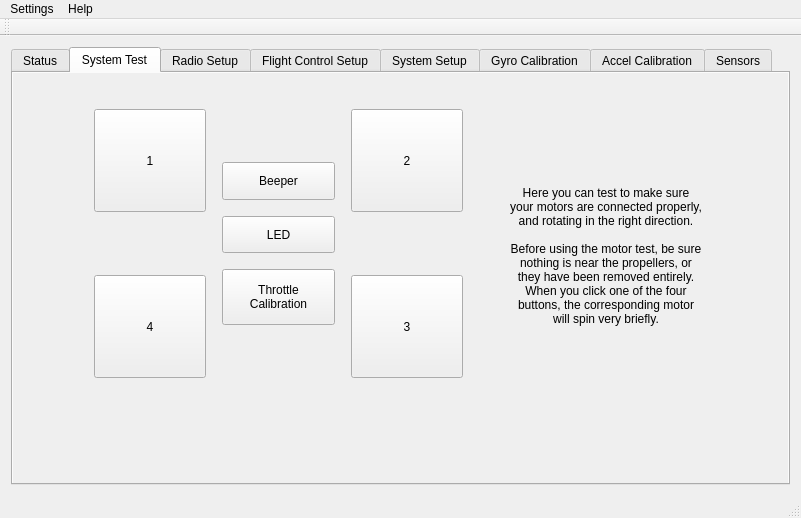
Old version of the form GroundStation-Qt/mainwindow.ui in the repository parallaxinc/Flight-Controller.
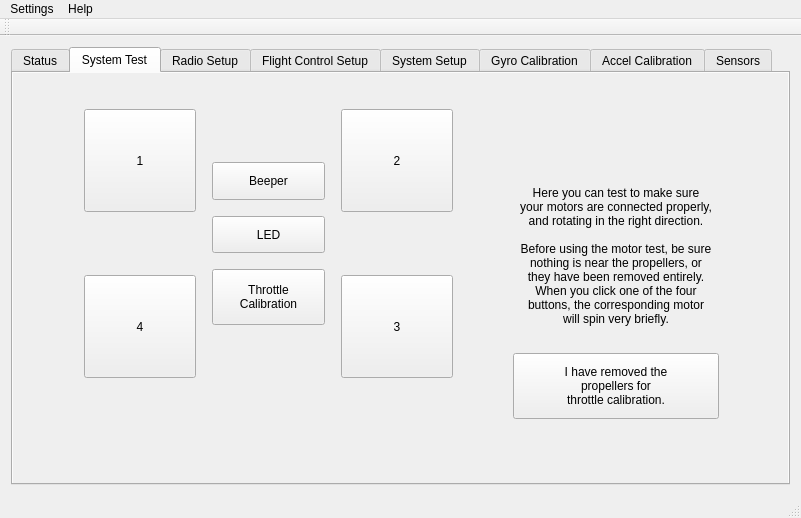
New version of the form. The open tabs and pages were chosen to show the change. Icons and pictures are not drawn. Custom widgets are drawn as their Qt base class.

Commit message:
Added safety check button for throttle calibration
Groundstation now has a button that you have to press to say you've
removed your propellers (or you're lying and know you've been warned)
before being able to execute the throttle calibration routine.

Diff of the .ui file:
```diff
--- a/GroundStation-Qt/mainwindow.ui
+++ b/GroundStation-Qt/mainwindow.ui
@@ -447,7 +447,7 @@
        <widget class="QWidget" name="layoutWidget4">
         <property name="geometry">
          <rect>
-          <x>70</x>
+          <x>60</x>
           <y>25</y>
           <width>391</width>
           <height>291</height>
@@ -667,7 +667,7 @@
        <widget class="QLabel" name="label">
         <property name="geometry">
          <rect>
-          <x>475</x>
+          <x>485</x>
           <y>85</y>
           <width>236</width>
           <height>181</height>
@@ -700,7 +700,7 @@
         <property name="geometry">
          <rect>
           <x>75</x>
-          <y>320</y>
+          <y>340</y>
           <width>386</width>
           <height>51</height>
          </rect>
@@ -715,6 +715,24 @@
          <bool>true</bool>
         </property>
        </widget>
+       <widget class="QPushButton" name="btnSafetyCheck">
+        <property name="geometry">
+         <rect>
+          <x>500</x>
+          <y>280</y>
+          <width>206</width>
+          <height>66</height>
+         </rect>
+        </property>
+        <property name="text">
+         <string>I have removed the
+propellers for
+throttle calibration.</string>
+        </property>
+        <property name="checkable">
+         <bool>true</bool>
+        </property>
+       </widget>
       </widget>
       <widget class="QWidget" name="Radio_tab">
        <property name="autoFillBackground">
```
The commit also changes 2 other files.
